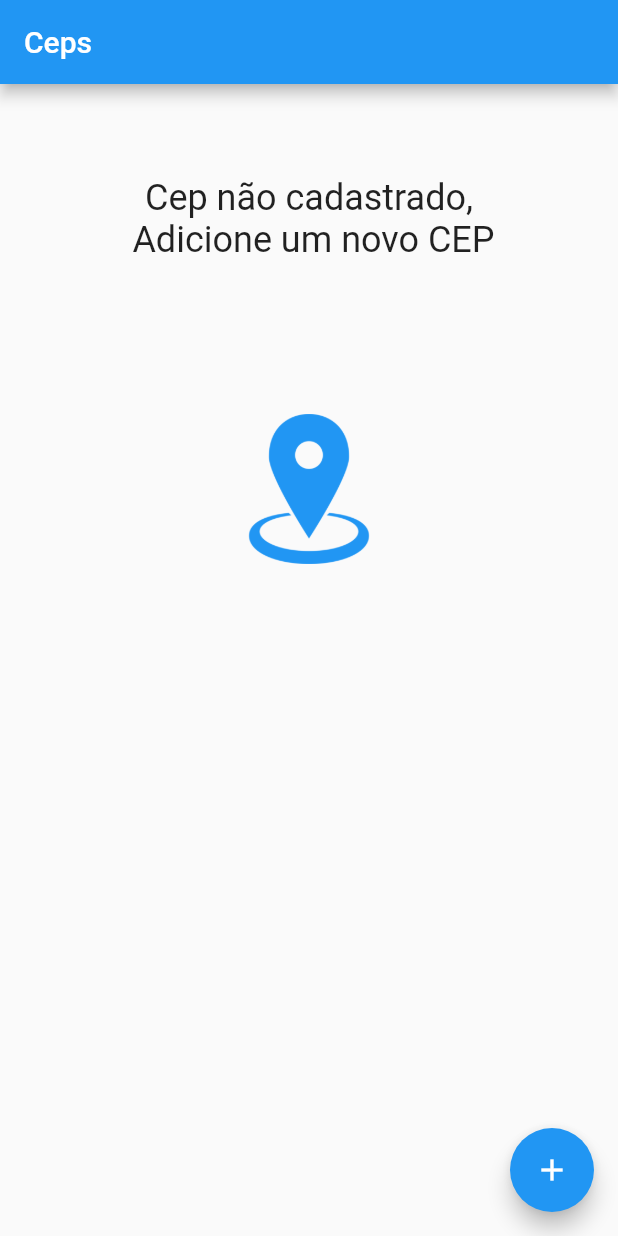
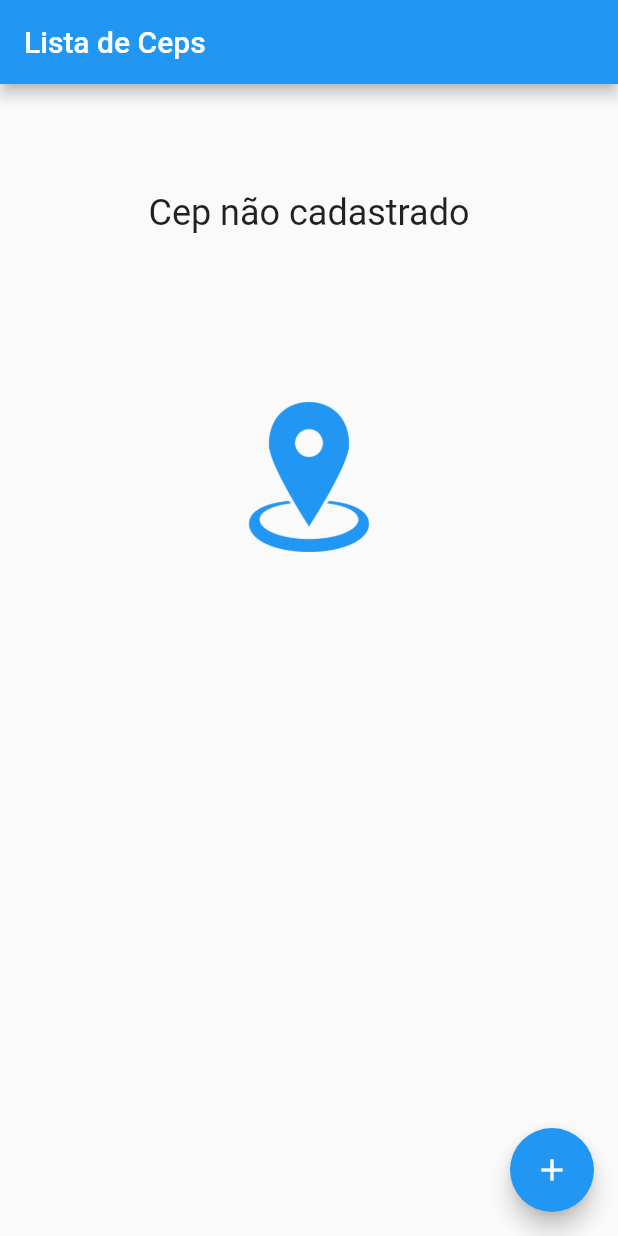
Before and after one commit to jsaintz/search-cep, a Flutter app: the CepList screen opened directly, on a phone screen of 412 x 824 dp. Run offline on Flutter 3.47's test engine with Material 2 defaults, Android fonts, the phone set to English and light mode, and no system bars; our stand-ins replace flutter_masked_text, rflutter_alert, shared_preferences; accounts and stored records are empty; network calls fail.

Commit message:
Screens done

```diff
--- a/lib/database/local_storage.dart
+++ b/lib/database/local_storage.dart
@@ -6,9 +6,4 @@ class LocalStorage {
     return prefs.setString(cep, cep);
   }
 
-
-  static Future loadCep(String cep) async {
-    SharedPreferences prefs = await SharedPreferences.getInstance();
-    return prefs..getStringList(cep);
-  }
 }
--- /dev/null
+++ b/lib/screen/home_page.dart
@@ -0,0 +1,136 @@
+import 'package:flutter/material.dart';
+import 'package:search_cep/screen/cep_form_page.dart';
+import 'package:shared_preferences/shared_preferences.dart';
+import 'cep_detail.dart';
+
+class CepList extends StatefulWidget {
+  @override
+  _CepListState createState() => _CepListState();
+}
+
+class _CepListState extends State<CepList> {
+  @override
+  void initState() {
+    super.initState();
+  }
+
+  @override
+  Widget build(BuildContext context) {
+    return Scaffold(
+      appBar: AppBar(
+        title: Text('Lista de Ceps'),
+      ),
+      body: FutureBuilder<SharedPreferences>(
+        future: SharedPreferences.getInstance(),
+        builder: (context, snapshot) {
+          switch (snapshot.connectionState) {
+            case ConnectionState.none:
+              break;
+            case ConnectionState.waiting:
+              return Center(
+                child: Column(
+                  mainAxisAlignment: MainAxisAlignment.center,
+                  crossAxisAlignment: CrossAxisAlignment.center,
+                  children: <Widget>[
+                    CircularProgressIndicator(),
+                    Text("Carregando"),
+                  ],
+                ),
+              );
+              break;
+            case ConnectionState.active:
+              break;
+            case ConnectionState.done:
+              List<String>listCep = snapshot.data.getKeys().toList().reversed.toList();
+              if (listCep.length > 5) {
+                listCep = listCep.getRange(0, 5).toList();
+              }
+              if (listCep.length == 0) {
+                return EmptyListWidget();
+              } else {
+                return ListView.builder(
+                  itemCount: listCep.length,
+                  itemBuilder: (context, index) {
+                    return InkWell(
+                      onTap: () {
+                        Navigator.push(
+                            context,
+                            MaterialPageRoute(
+                              builder: (context) =>
+                                  CepDetail(cep: listCep[index]),
+                            ));
+                      },
+                      child: Padding(
+                        padding: const EdgeInsets.all(5.0),
+                        child: Card(
+                          elevation: 8,
+                          color: Colors.blue,
+                          child: ListTile(
+                            title: Text(
+                              listCep[index],
+                              style: TextStyle(fontSize: 24.0,color: Colors.white),
+                              textAlign: TextAlign.center,
+                            ),
+                          ),
+                        ),
+                      ),
+                    );
+                  },
+                );
+              }
+              break;
+          }
+          return Text('Cep não encontrado!!!');
+        },
+      ),
+      floatingActionButton: FloatingActionButton(
+        onPressed: () {
+           Navigator.of(context)
+              .push(
+                MaterialPageRoute(
+                  builder: (context) => SearchCepForm(),
+                ),
+              )
+              .then((value) => setState(() {}));
+        },
+        child: Icon(Icons.add),
+      ),
+    );
+  }
+}
+
+class EmptyListWidget extends StatelessWidget {
+  const EmptyListWidget({
+    Key key,
+  }) : super(key: key);
+
+  @override
+  Widget build(BuildContext context) {
+    return Column(
+      children: <Widget>[
+        SizedBox(height: 50),
+        Padding(
+          padding: const EdgeInsets.all(8.0),
+          child: ListTile(
+            title: Text(
+              'Cep não cadastrado',
+              style: TextStyle(
+                fontSize: 24.0,
+              ),
+              textAlign: TextAlign.center,
+            ),
+          ),
+        ),
+        SizedBox(height: 80),
+        Padding(
+          padding: const EdgeInsets.all(10.0),
+          child: Image.asset(
+            'assets/images/cep_icon.png',
+            width: 100,
+            color: Colors.blue,
+          ),
+        ),
+      ],
+    );
+  }
+}
--- a/lib/services/cep_service.dart
+++ b/lib/services/cep_service.dart
@@ -2,10 +2,10 @@ import 'package:http/http.dart' as http;
 import 'package:search_cep/models/result_cep.dart';
 
 class CepService {
-  static Future<CepModel> fetchCep({String cep}) async {
-    final response = await http.get('https://viacep.com.br/ws/$cep/json/');
-
+  // ignore: missing_return
+  static Future<CepModel> fetchCep(String cep) async {
     try {
+      final response = await http.get('https://viacep.com.br/ws/$cep/json/');
       if (response.statusCode == 200) {
         return CepModel.fromJson(response.body);
       }
--- a/lib/views/home_page.dart
+++ /dev/null
@@ -1,150 +0,0 @@
-import 'package:flutter/material.dart';
-import 'package:search_cep/database/local_storage.dart';
-import 'package:search_cep/views/cep_form_page.dart';
-import 'package:shared_preferences/shared_preferences.dart';
-
-import 'cep_detail.dart';
-
-class CepList extends StatefulWidget {
-  @override
-  _CepListState createState() => _CepListState();
-}
-
-class _CepListState extends State<CepList> {
-  @override
-  void initState() {
-    super.initState();
-  }
-
-  @override
-  Widget build(BuildContext context) {
-    print('cepList build');
-    return Scaffold(
-      appBar: AppBar(
-        title: Text('Ceps'),
-      ),
-      body: FutureBuilder<SharedPreferences>(
-        future: SharedPreferences.getInstance(),
-        builder: (context, snapshot) {
-          switch (snapshot.connectionState) {
-            case ConnectionState.none:
-              break;
-            case ConnectionState.waiting:
-              return Center(
-                child: Column(
-                  mainAxisAlignment: MainAxisAlignment.center,
-                  crossAxisAlignment: CrossAxisAlignment.center,
-                  children: <Widget>[
-                    CircularProgressIndicator(),
-                    Text("Carregando"),
-                  ],
-                ),
-              );
-              break;
-            case ConnectionState.active:
-              break;
-            case ConnectionState.done:
-              final List<String> listCep =
-                  snapshot.data.getKeys().toList().reversed.toList();
-              if (listCep.length == 0) {
-                return Column(
-                  children: <Widget>[
-                    SizedBox(height: 50),
-                    Padding(
-                      padding: const EdgeInsets.all(8.0),
-                      child: ListTile(
-                        title: Text(
-                          'Cep não cadastrado,\n Adicione um novo CEP',
-                          style: TextStyle(
-                            fontSize: 24.0,
-                          ),
-                          textAlign: TextAlign.center,
-                        ),
-                      ),
-                    ),
-                    SizedBox(height: 80),
-                    Padding(
-                      padding: const EdgeInsets.all(10.0),
-                      child: Image.asset(
-                        'assets/images/cep_icon.png',
-                        width: 100,
-                        color: Colors.blue,
-                      ),
-                    ),
-                  ],
-                );
-              } else if (listCep.length <= 4) {
-                return ListView.builder(
-                  itemCount: listCep.length,
-                  itemBuilder: (context, index) {
-                    return InkWell(
-                      onTap: () {
-                        Navigator.push(
-                            context,
-                            new MaterialPageRoute(
-                              builder: (context) => CepDetail(),
-                            )).then((value) => setState(() {}));
-                      },
-                      child: Padding(
-                        padding: const EdgeInsets.all(10.0),
-                        child: Card(
-                          child: ListTile(
-                            title: Text(
-                              listCep[index],
-                              style: TextStyle(fontSize: 24.0),
-                              textAlign: TextAlign.center,
-                            ),
-                          ),
-                        ),
-                      ),
-                    );
-                  },
-                );
-              } else {
-                return ListView.builder(
-                  itemCount: 5,
-                  itemBuilder: (context, index) {
-                    return InkWell(
-                      onTap: () {
-                        Navigator.push(
-                            context,
-                            new MaterialPageRoute(
-                              builder: (context) => CepDetail(),
-                            )).then((value) => setState(() => {}));
-                      },
-                      child: Padding(
-                        padding: const EdgeInsets.all(10.0),
-                        child: Card(
-                          child: ListTile(
-                            title: Text(
-                              listCep[index],
-                              style: TextStyle(fontSize: 24.0),
-                              textAlign: TextAlign.center,
-                            ),
-                          ),
-                        ),
-                      ),
-                    );
-                  },
-                );
-              }
-              break;
-          }
-          return Text('Cep não encontrado!!!');
-        },
-      ),
-      floatingActionButton: FloatingActionButton(
-        onPressed: () {
-          Navigator.of(context)
-              .push(
-                MaterialPageRoute(
-                  builder: (context) => SearchCepForm(),
-                ),
-              )
-              .then((value) => setState(() {}));
-        },
-        child: Icon(Icons.add),
-      ),
-    );
-  }
-}
```
Also changed, not shown: lib/main.dart (+11 -10 lines), lib/screen/cep_detail.dart (renamed from lib/views/cep_detail.dart, +19 -29 lines), lib/screen/cep_form_page.dart (renamed from lib/views/cep_form_page.dart, +10 -8 lines), 1 other file.
